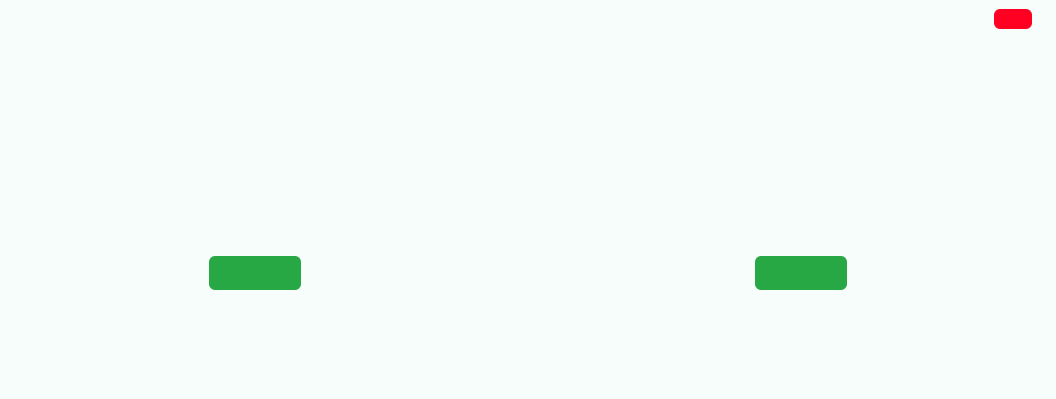
Old version of the form setup.ui in the repository Farazist/raspberrypi-app.
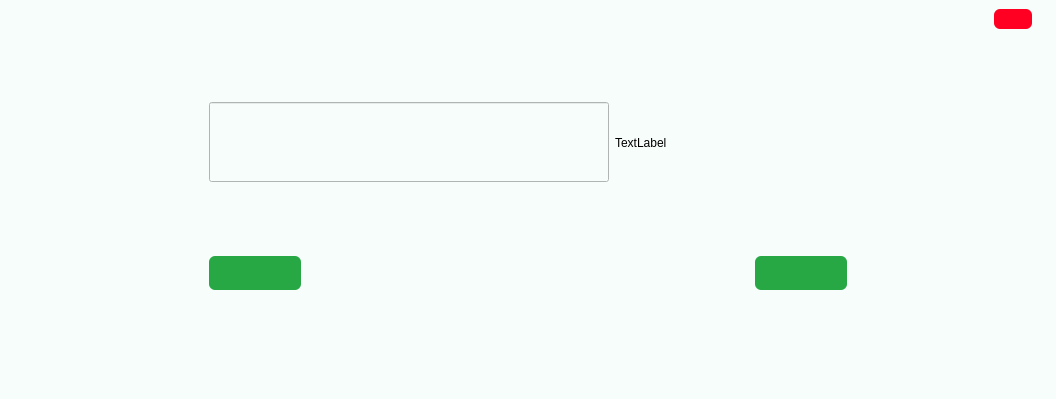
New version of the form. The open tabs and pages were chosen to show the change. Icons and pictures are not drawn.

What changed in the file:
```diff
--- a/setup.ui
+++ b/setup.ui
@@ -1022,7 +1022,37 @@
          <number>200</number>
         </property>
         <item>
-         <layout class="QHBoxLayout" name="horizontalLayout_4"/>
+         <layout class="QHBoxLayout" name="h_layout_sensor2EchoPort">
+          <item>
+           <widget class="QLineEdit" name="lineEdit_3">
+            <property name="minimumSize">
+             <size>
+              <width>300</width>
+              <height>80</height>
+             </size>
+            </property>
+            <property name="maximumSize">
+             <size>
+              <width>400</width>
+              <height>16777215</height>
+             </size>
+            </property>
+            <property name="inputMethodHints">
+             <set>Qt::ImhDigitsOnly</set>
+            </property>
+            <property name="alignment">
+             <set>Qt::AlignCenter</set>
+            </property>
+           </widget>
+          </item>
+          <item>
+           <widget class="QLabel" name="label_3">
+            <property name="text">
+             <string>TextLabel</string>
+            </property>
+           </widget>
+          </item>
+         </layout>
         </item>
        </layout>
       </widget>
```
Left out of the diff: 64 changed lines with no effect on the pictures.
